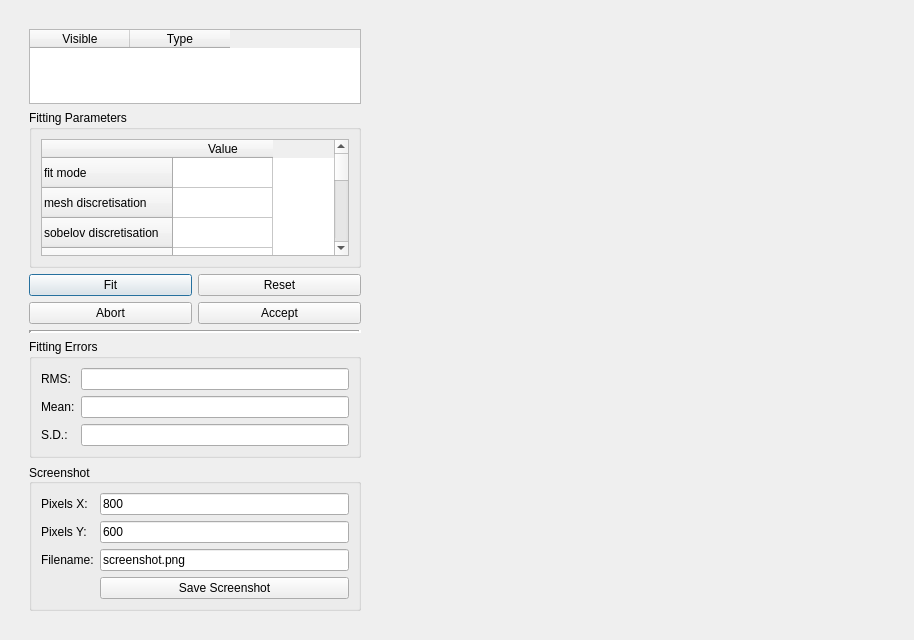
First picture: the form in mapclientplugins/fieldworkmeshfittingstep/qt/mayavifittingviewerwidget.ui, repository mapclient-plugins/fieldworkmeshfittingstep, before the edit.
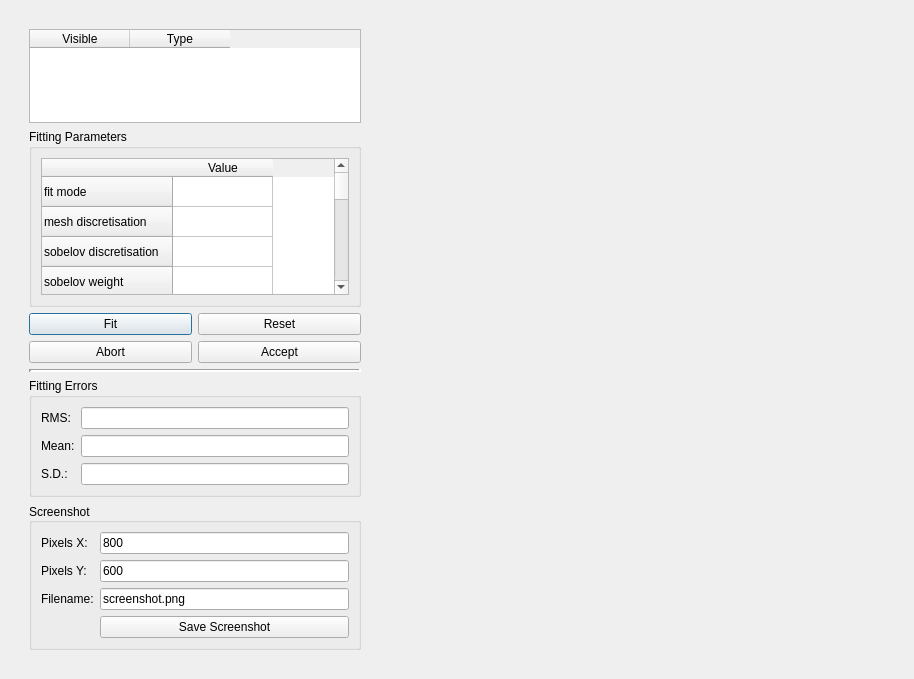
Second picture: the form after the edit. Custom widgets are drawn as their Qt base class.

Patch:
```diff
--- a/mapclientplugins/fieldworkmeshfittingstep/qt/mayavifittingviewerwidget.ui
+++ b/mapclientplugins/fieldworkmeshfittingstep/qt/mayavifittingviewerwidget.ui
@@ -7,7 +7,7 @@
     <x>0</x>
     <y>0</y>
     <width>914</width>
-    <height>640</height>
+    <height>679</height>
    </rect>
   </property>
   <property name="sizePolicy">
@@ -21,7 +21,7 @@
   </property>
   <layout class="QHBoxLayout" name="horizontalLayout_2">
    <item>
-    <widget class="QWidget" name="widget" native="true">
+    <widget class="QWidget" name="widgetMain" native="true">
      <property name="enabled">
       <bool>true</bool>
      </property>
```
